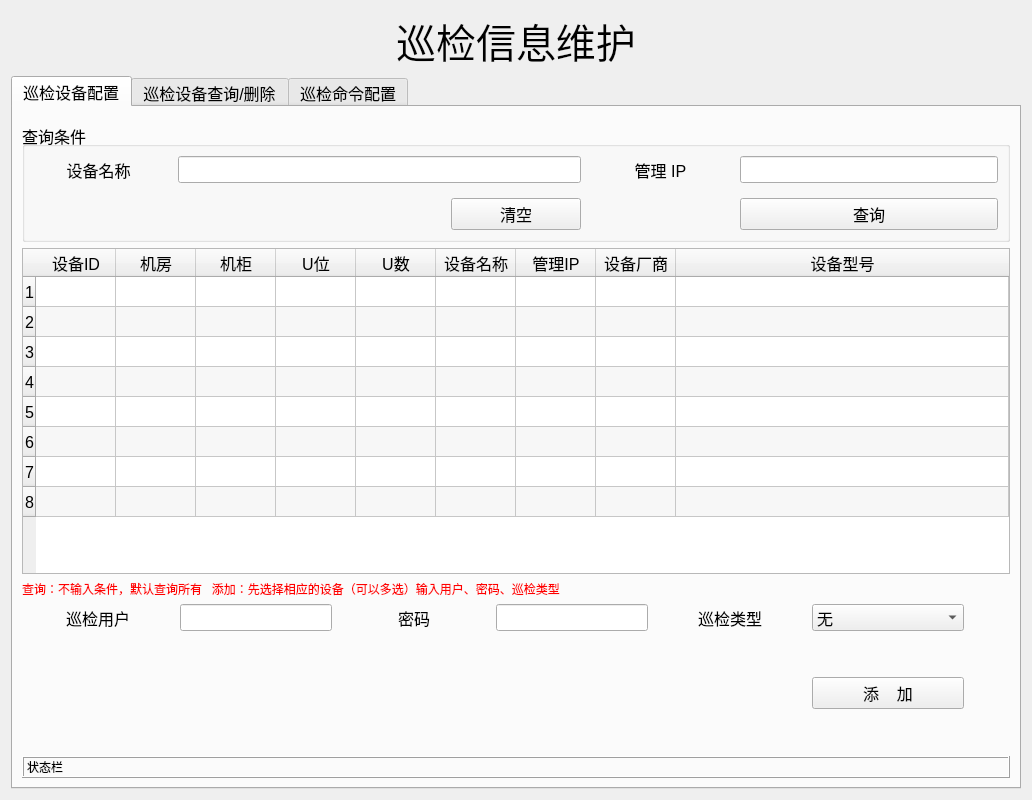
Qt form ui/check_config_ui.ui (tainyuhong/pyside_machine_system) before a commit.
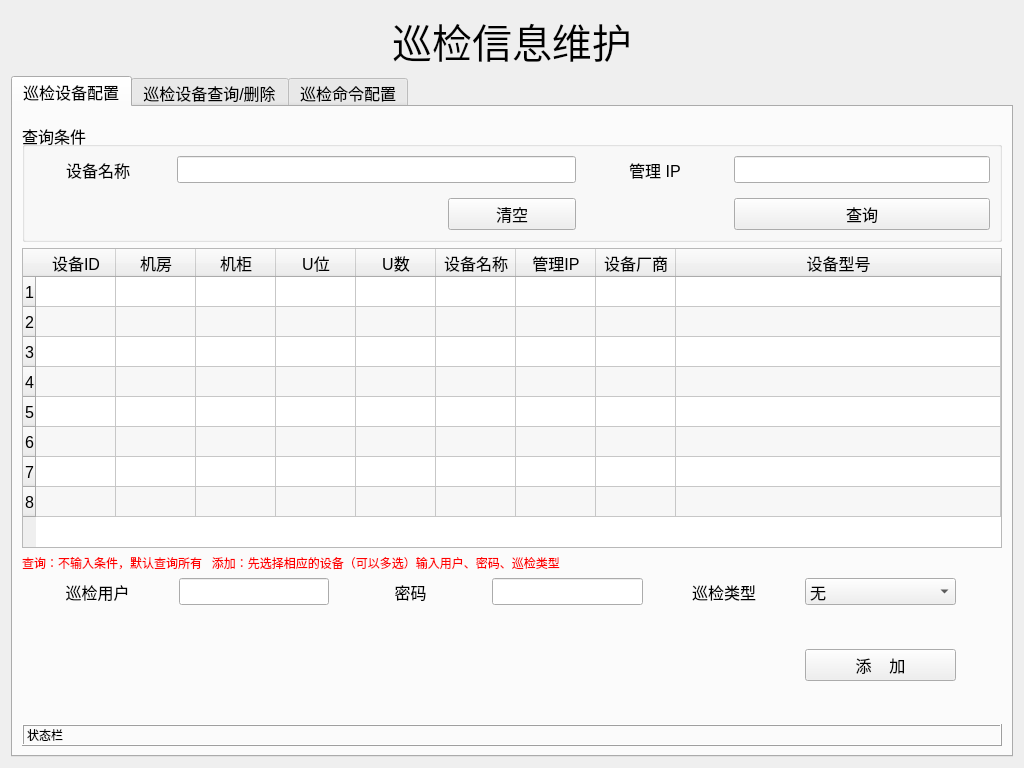
The same form after that commit.

The edit to the form file:
```diff
--- a/ui/check_config_ui.ui
+++ b/ui/check_config_ui.ui
@@ -6,8 +6,8 @@
    <rect>
     <x>0</x>
     <y>0</y>
-    <width>1032</width>
-    <height>800</height>
+    <width>1024</width>
+    <height>768</height>
    </rect>
   </property>
   <property name="windowTitle">
```
